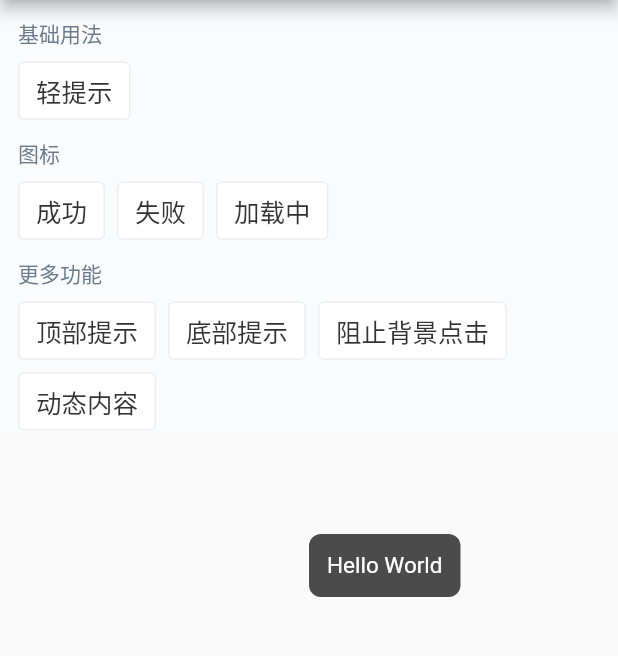
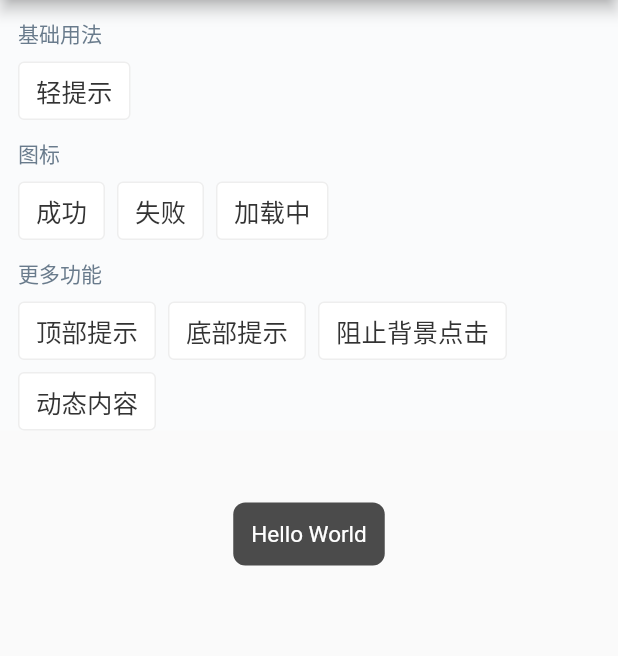
Before and after one commit to pd4d10/ant-design-mobile-flutter, a Flutter app: the screen it shows after launch, after a tap on "轻提示", on a phone screen of 412 x 824 dp, the part 84-740 px from its top. Run offline on Flutter 3.47's test engine with Material 2 defaults, Android fonts, the phone set to English and light mode, and no system bars.

Commit message:
fix(toast): correct position

```diff
--- a/lib/src/toast.dart
+++ b/lib/src/toast.dart
@@ -18,14 +18,14 @@ class AntToast {
   }) async {
     final entry = OverlayEntry(
       builder: (context) {
-        return Positioned(
-          top: MediaQuery.of(context).size.height *
+        return Align(
+          alignment: Alignment(
+              0,
               (position == AntToastPosition.top
-                  ? 0.2
+                  ? -0.6 // 20%
                   : position == AntToastPosition.bottom
-                      ? 0.8
-                      : 0.5),
-          left: MediaQuery.of(context).size.width * 0.5,
+                      ? 0.6 // 80%
+                      : 0)),
           child: ConstrainedBox(
             constraints: const BoxConstraints(
               minWidth: 96,
@@ -41,6 +41,7 @@ class AntToast {
                   ? const EdgeInsets.all(12)
                   : const EdgeInsets.symmetric(horizontal: 40, vertical: 35),
               child: Column(
+                mainAxisSize: MainAxisSize.min,
                 children: [
                   if (icon != null)
                     Padding(
```
